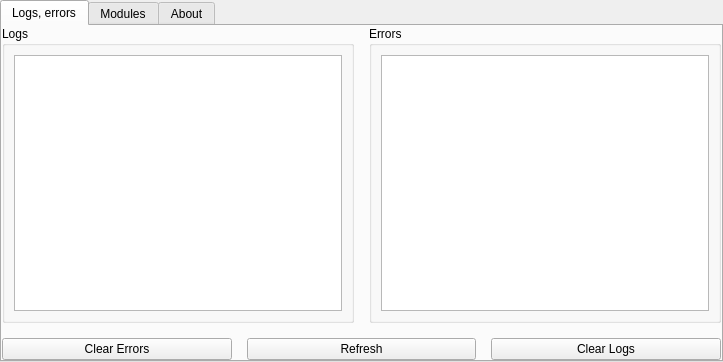
The window that res/about_page.ui (Ultrawipf/OpenFFBoard-configurator) describes before a commit, drawn with Qt 5.
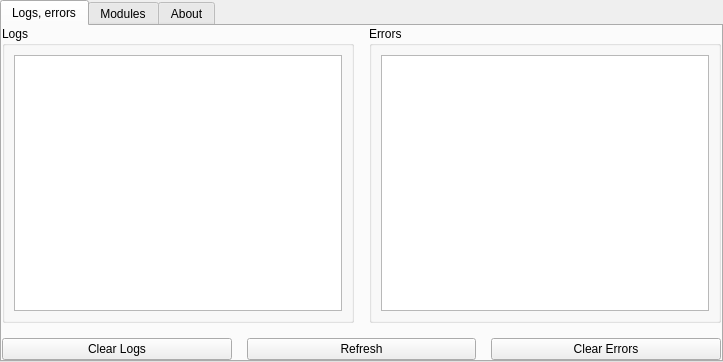
The same window after the commit.

Commit message: Fix : about tab

Diff of the .ui file:
```diff
--- a/res/about_page.ui
+++ b/res/about_page.ui
@@ -106,20 +106,6 @@
        </item>
        <item row="2" column="0" rowspan="3" colspan="2">
         <layout class="QHBoxLayout" name="horizontalLayout">
-         <item>
-          <widget class="QPushButton" name="pushButton_clearErrors">
-           <property name="text">
-            <string>Clear Errors</string>
-           </property>
-          </widget>
-         </item>
-         <item>
-          <widget class="QPushButton" name="pushButton_refresh">
-           <property name="text">
-            <string>Refresh</string>
-           </property>
-          </widget>
-         </item>
          <item>
           <widget class="QPushButton" name="pushButton_clearLogs">
            <property name="text">
@@ -127,6 +113,20 @@
            </property>
           </widget>
          </item>
+         <item>
+          <widget class="QPushButton" name="pushButton_refresh">
+           <property name="text">
+            <string>Refresh</string>
+           </property>
+          </widget>
+         </item>
+         <item>
+          <widget class="QPushButton" name="pushButton_clearErrors">
+           <property name="text">
+            <string>Clear Errors</string>
+           </property>
+          </widget>
+         </item>
         </layout>
        </item>
       </layout>
```
The commit also changes 6 other files.
